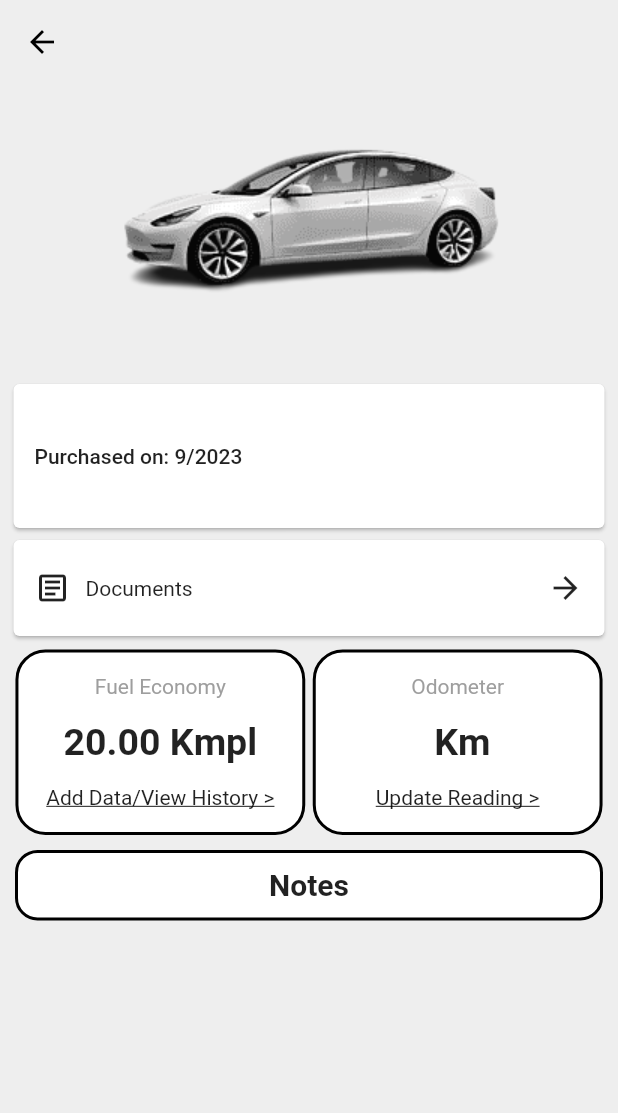
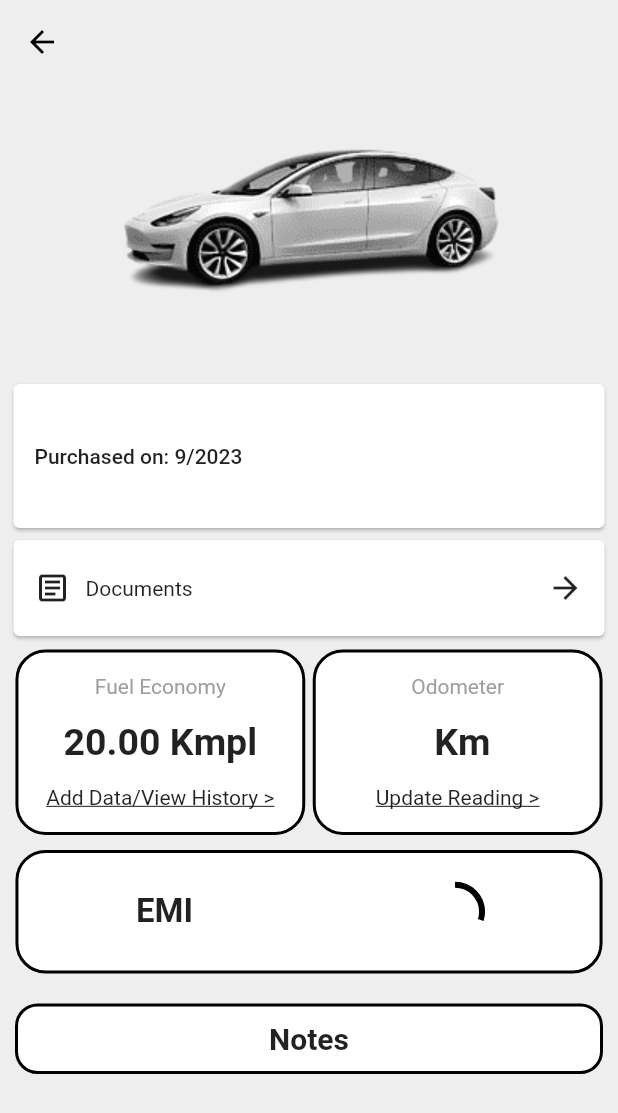
Before and after one commit to bunnyhoops123/Fleet-Tracker, a Flutter app: the VehicleInfo screen opened directly with empty values, on a phone screen of 412 x 824 dp. Shown: the top 1113 px of the screen. Run offline on Flutter 3.47's test engine with Material 2 defaults, Android fonts, the light colour scheme and no system bars; our stand-ins replace get, google_fonts; missing offline and left inert: month_year_picker.

Commit message:
Emi Tile

```diff
--- a/fleettrack/lib/pages/vehicleinfo.dart
+++ b/fleettrack/lib/pages/vehicleinfo.dart
@@ -154,6 +154,29 @@ class _VehicleInfoState extends State<VehicleInfo> {
                 ],
               ),
             ),
+            Container(
+                width: MediaQuery.of(context).size.width * 0.95,
+                height: MediaQuery.of(context).size.height * 0.1,
+                margin: EdgeInsets.symmetric(vertical: 10),
+                decoration: BoxDecoration(
+                    color: Colors.white,
+                    border: Border.all(width: 2),
+                    borderRadius: BorderRadius.circular(20)),
+                child: Row(
+                    mainAxisAlignment: MainAxisAlignment.spaceAround,
+                    children: [
+                      Text(
+                        'EMI',
+                        style: TextStyle(
+                            fontWeight: FontWeight.bold, fontSize: 22),
+                      ),
+                      Container(
+                        child: CircularProgressIndicator(
+                          color: Colors.black,
+                          value: 0.3,
+                        ),
+                      )
+                    ])),
             Row(
               children: [
                 Expanded(
```
